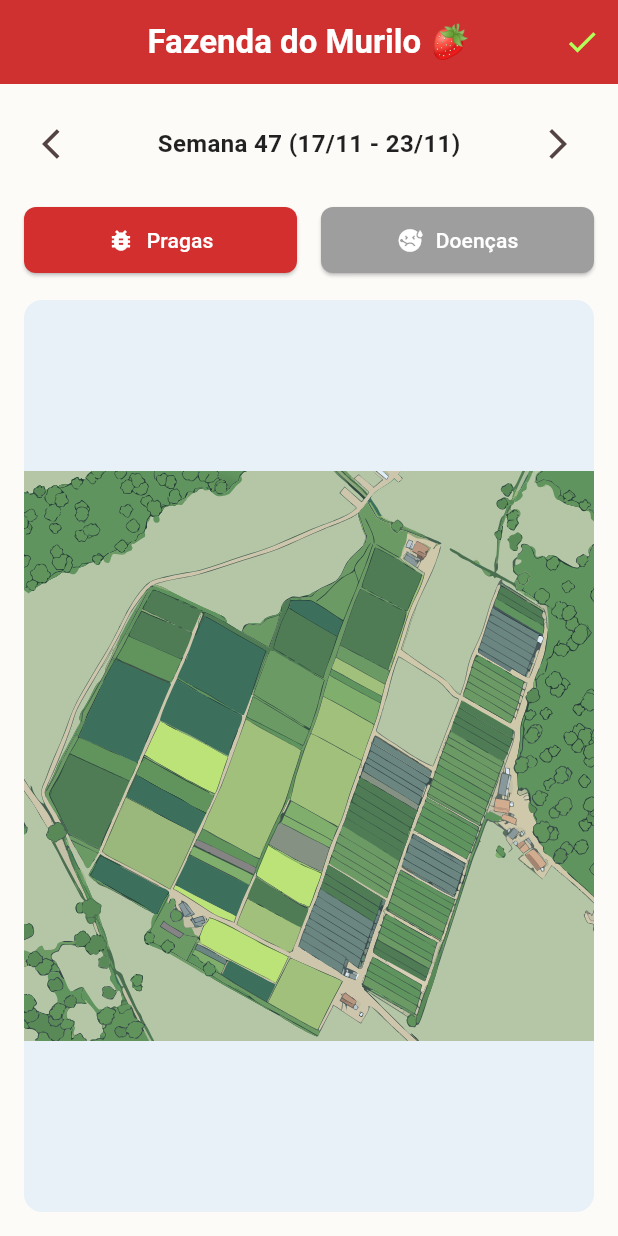
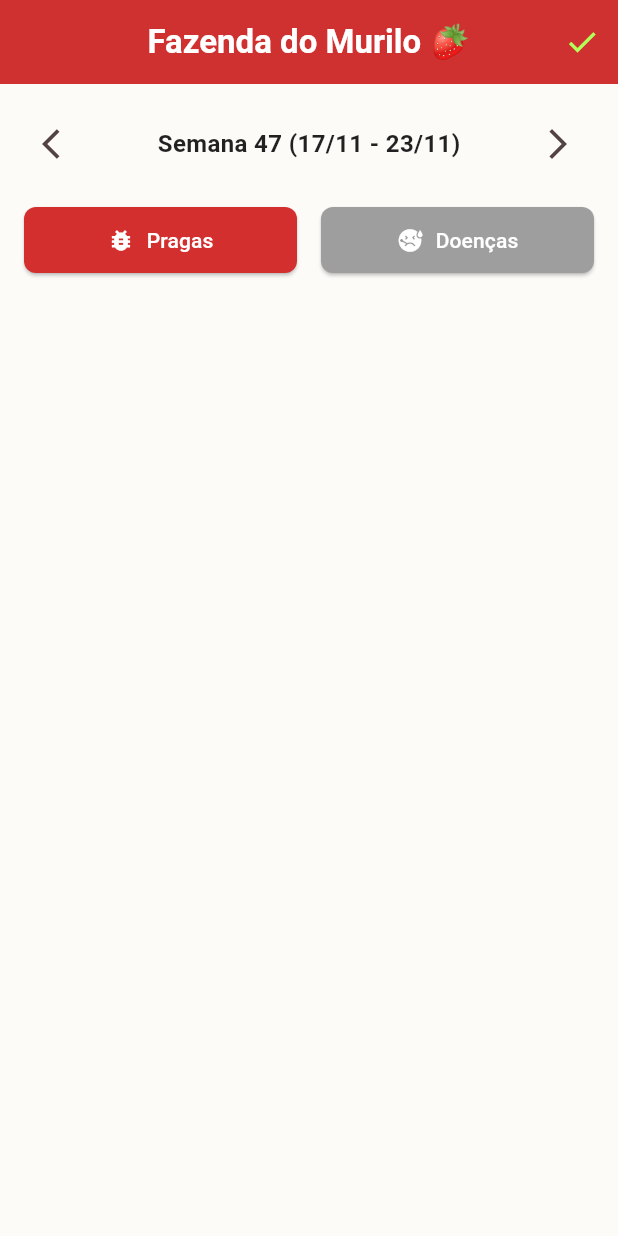
Before and after one commit to lucaseneiva/gestao-agricola, a Flutter app: the screen it shows after launch, after a tap on the "arrow forward ios" icon, after a tap on the "edit" icon, on a phone screen of 412 x 824 dp. Run offline on Flutter 3.47's test engine with Material 3 defaults, Android fonts, the phone set to English and light mode, and no system bars; our stand-ins replace flutter_riverpod, flutter_svg, riverpod_annotation; generated files the repository leaves out were written again.

Commit message:
refactor: drawing feature

```diff
--- a/lib/features/mapa_fazenda/domain/entities/drawing_line.dart
+++ /dev/null
@@ -1,25 +0,0 @@
-import 'package:flutter/material.dart';
-
-class DrawingLine {
-  final List<Offset> points; // Estes serão valores de 0.0 a 1.0
-  final Color color;
-  final double strokeWidth;
-
-  const DrawingLine({
-    required this.points,
-    required this.color,
-    required this.strokeWidth,
-  });
-
-  DrawingLine copyWith({
-    List<Offset>? points,
-    Color? color,
-    double? strokeWidth,
-  }) {
-    return DrawingLine(
-      points: points ?? this.points,
-      color: color ?? this.color,
-      strokeWidth: strokeWidth ?? this.strokeWidth,
-    );
-  }
-}
--- a/lib/features/mapa_fazenda/ui/mapa_screen.dart
+++ b/lib/features/mapa_fazenda/ui/mapa_screen.dart
@@ -3,7 +3,7 @@ import 'package:desafio_tecnico_arauc/features/mapa_fazenda/ui/providers/mapa_st
 import 'package:flutter/material.dart';
 import 'package:flutter_riverpod/flutter_riverpod.dart';
 import 'package:flutter_svg/flutter_svg.dart';
-import 'package:desafio_tecnico_arauc/features/mapa_fazenda/ui/widgets/drawing_painter.dart';
+
 
 class MapaScreen extends ConsumerStatefulWidget {
   const MapaScreen({super.key});
@@ -13,13 +13,11 @@ class MapaScreen extends ConsumerStatefulWidget {
 }
 
 class _MapaScreenState extends ConsumerState<MapaScreen> {
-  final GlobalKey _mapKey = GlobalKey();
 
   @override
   Widget build(BuildContext context) {
     final currentDate = ref.watch(currentDateProvider);
     final screenMode = ref.watch(screenModeStateProvider);
-    final lines = ref.watch(drawingStateProvider);
 
     return Scaffold(
       appBar: AppBar(
@@ -47,78 +45,8 @@ class _MapaScreenState extends ConsumerState<MapaScreen> {
             _buildWeekSelector(context, ref, currentDate),
             const SizedBox(height: 16),
             _buildFilterButtons(context, ref),
-            const SizedBox(height: 16),
-            Expanded(
-              child: ClipRRect(
-                borderRadius: BorderRadius.circular(12),
-                // SOLUÇÃO SIMPLES: Stack FORA do InteractiveViewer
-                child: Stack(
-                  fit: StackFit.expand,
-                  children: [
-                    // CAMADA 1: Mapa SEM desenhos (pode dar zoom/pan)
-                    IgnorePointer(
-                      ignoring: screenMode == ScreenMode.editing,
-                      child: SvgPicture.asset(
-                        'assets/images/fazenda_murilo.svg',
-                        fit: BoxFit.contain,
-                      ),
-                    ),
-
-                    // CAMADA 2: Desenho COM interação (modo edição)
-                    if (screenMode == ScreenMode.editing)
-                      Positioned.fill(
-                        child: LayoutBuilder(
-                          builder: (context, constraints) {
-                            return GestureDetector(
-                              key: _mapKey,
-                              onPanStart: (details) {
-                                // NORMALIZA: converte pixels para 0.0-1.0
-                                final normalized = Offset(
-                                  details.localPosition.dx / constraints.maxWidth,
-                                  details.localPosition.dy / constraints.maxHeight,
-                                );
-                                print("🎨 Normalized: $normalized");
-                                ref.read(drawingStateProvider.notifier).startLine(
-                                      normalized,
-                                      Colors.red.withOpacity(0.7),
-                                      8.0,
-                                    );
-                              },
-                              onPanUpdate: (details) {
-                                // NORMALIZA: converte pixels para 0.0-1.0
-                                final normalized = Offset(
-                                  details.localPosition.dx / constraints.maxWidth,
-                                  details.localPosition.dy / constraints.maxHeight,
-                                );
-                                ref
-                                    .read(drawingStateProvider.notifier)
-                                    .addPoint(normalized);
-                              },
-                              child: Container(
-                                color: Colors.blue.withOpacity(0.1),
-                                child: CustomPaint(
-                                  painter: DrawingPainter(lines: lines),
-                                  child: Container(),
-                                ),
-                              ),
-                            );
-                          },
-                        ),
-                      ),
-
-                    // CAMADA 3: Desenho APENAS visualização (modo viewing)
-                    if (screenMode == ScreenMode.viewing)
-                      IgnorePointer(
-                        child: CustomPaint(
-                          painter: DrawingPainter(lines: lines),
-                          size: Size.infinite,
-                        ),
-                      ),
-                  ],
-                ),
-              ),
-            ),
-          ],
+            const SizedBox(height: 16)
+		  ]
         ),
       ),
     );
--- a/lib/features/mapa_fazenda/ui/widgets/drawing_painter.dart
+++ /dev/null
@@ -1,48 +0,0 @@
-import 'package:desafio_tecnico_arauc/features/mapa_fazenda/domain/entities/drawing_line.dart';
-import 'package:flutter/material.dart';
-
-class DrawingPainter extends CustomPainter {
-  final List<DrawingLine> lines;
-
-  DrawingPainter({required this.lines});
-
-  @override
-  void paint(Canvas canvas, Size size) {
-    print("🎨 DrawingPainter: ${lines.length} linhas, Size: $size");
-
-    for (final line in lines) {
-      if (line.points.isEmpty) continue;
-
-      print("  📍 Linha com ${line.points.length} pontos");
-
-      final paint = Paint()
-        ..color = line.color
-        ..strokeWidth = line.strokeWidth
-        ..strokeCap = StrokeCap.round
-        ..style = PaintingStyle.stroke;
-
-      // COORDENADAS NORMALIZADAS (0.0 a 1.0) convertidas para pixels
-      final Path path = Path();
-      final firstPoint = Offset(
-        line.points.first.dx * size.width,
-        line.points.first.dy * size.height,
-      );
-      path.moveTo(firstPoint.dx, firstPoint.dy);
-
-      for (int i = 1; i < line.points.length; i++) {
-        final point = Offset(
-          line.points[i].dx * size.width,
-          line.points[i].dy * size.height,
-        );
-        path.lineTo(point.dx, point.dy);
-      }
-
-      canvas.drawPath(path, paint);
-    }
-  }
-
-  @override
-  bool shouldRepaint(DrawingPainter oldDelegate) {
-    return oldDelegate.lines != lines;
-  }
-}
```
Also changed, not shown: lib/features/mapa_fazenda/ui/providers/mapa_state_providers.dart (+0 -42 lines), lib/features/mapa_fazenda/ui/providers/mapa_state_providers.g.dart.
